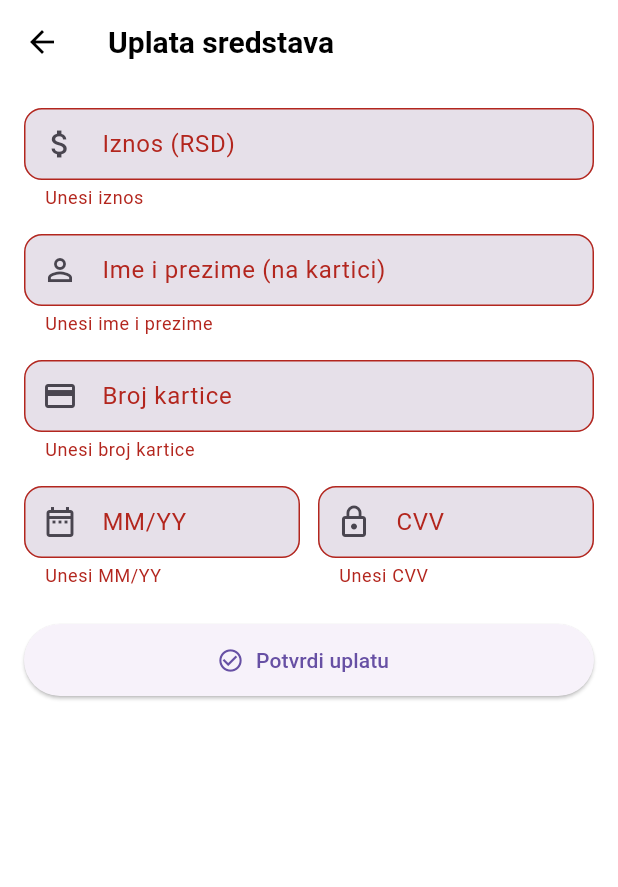
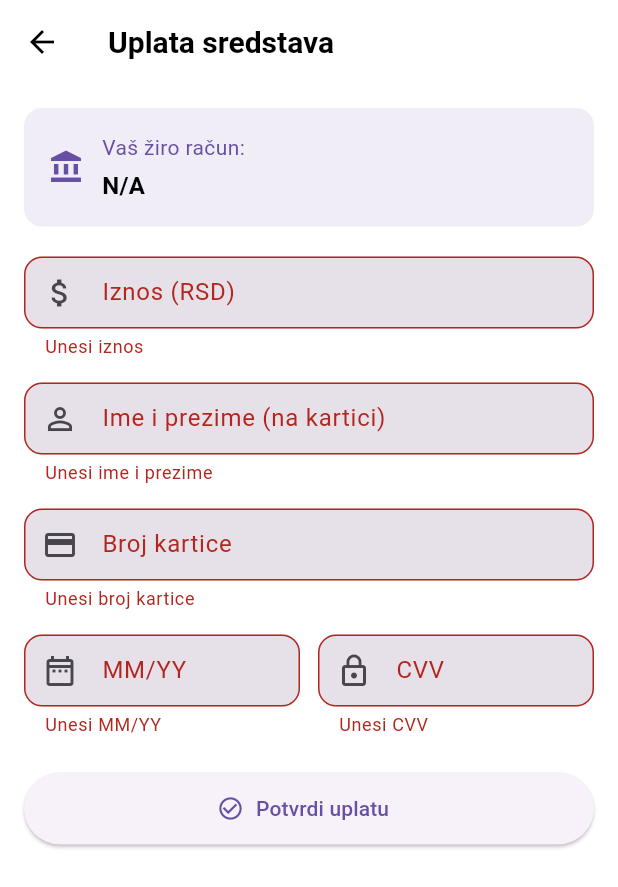
Before and after one commit to StefanCirovic/MIT_projekat, a Flutter app: the TopUpScreen screen opened directly, after a tap on "Potvrdi uplatu", on a phone screen of 412 x 824 dp. Shown: the top 887 px of the screen. Run offline on Flutter 3.47's test engine with Material 3 defaults, Android fonts, the phone set to English and light mode, and no system bars; our stand-ins replace cloud_firestore, firebase_core, flutter_iconly, image_picker, shared_preferences; accounts and stored records are empty.

Commit message:
Top up uplata final

```diff
--- a/lib/screens/auth/login.dart
+++ b/lib/screens/auth/login.dart
@@ -68,7 +68,6 @@ class _LoginScreenState extends State<LoginScreen> {
       if (success) {
         Navigator.of(context).pushReplacementNamed(RootScreen.routeName);
       } else {
-        // Proveri da li je student neaktivan
         final cardNumber = _cardNumberController.text.trim();
         final doc = await FirebaseFirestore.instance
             .collection('students')
--- a/lib/screens/profile/top_up_screen.dart
+++ b/lib/screens/profile/top_up_screen.dart
@@ -1,4 +1,7 @@
 import 'package:flutter/material.dart';
+import 'package:provider/provider.dart';
+import 'package:cloud_firestore/cloud_firestore.dart';
+import 'package:e_menza/providers/student_providers.dart';
 
 class TopUpScreen extends StatefulWidget {
   const TopUpScreen({super.key});
@@ -14,6 +17,8 @@ class _TopUpScreenState extends State<TopUpScreen> {
   final _cardController = TextEditingController();
   final _expiryController = TextEditingController(); // MM/YY
   final _cvvController = TextEditingController();
+  bool _isLoading = false;
+
   @override
   void dispose() {
     _amountController.dispose();
@@ -39,8 +44,16 @@ class _TopUpScreenState extends State<TopUpScreen> {
   String? _cardValidator(String? v) {
     if (v == null || v.trim().isEmpty) return 'Unesi broj kartice';
     final digits = v.replaceAll(RegExp(r'\s+'), '');
-    if (digits.length < 15 || digits.length > 19)
-      return 'Broj kartice nije ispravan';
+    if (digits.length != 16)
+      return 'Broj kartice mora imati tačno 16 cifara';
+    return null;
+  }
+
+  String? _cvvValidator(String? v) {
+    if (v == null || v.trim().isEmpty) return 'Unesi CVV';
+    final digits = v.replaceAll(RegExp(r'\s+'), '');
+    if (digits.length != 3)
+      return 'CVV mora imati tačno 3 cifre';
     return null;
   }
 
@@ -59,7 +72,7 @@ class _TopUpScreenState extends State<TopUpScreen> {
     final digits = input.replaceAll(RegExp(r'\s+'), '');
     if (digits.length <= 4) return digits;
     final last4 = digits.substring(digits.length - 4);
-    return '** ** ** $last4';
+    return '**** **** **** $last4';
   }
 
   Future<void> _submit() async {
@@ -67,15 +80,31 @@ class _TopUpScreenState extends State<TopUpScreen> {
     FocusScope.of(context).unfocus();
     if (!valid) return;
 
+    setState(() => _isLoading = true);
+
+    try {
       final amount = _amountController.text.replaceAll(',', '.');
       final masked = _maskCard(_cardController.text);
+
+      final studentProvider = Provider.of<StudentProvider>(context, listen: false);
+      final currentBalance = studentProvider.balance ?? 0.0;
+      final newBalance = currentBalance + double.parse(amount);
+
+      await FirebaseFirestore.instance
+          .collection('students')
+          .doc(studentProvider.cardNumber)
+          .update({'balance': newBalance});
+
+      final updatedStudent = Map<String, dynamic>.from(studentProvider.currentStudent ?? {});
+      updatedStudent['balance'] = newBalance;
+      studentProvider.setCurrentStudent(updatedStudent);
 
       await showDialog(
         context: context,
         builder: (_) => AlertDialog(
           title: const Text('Uplata uspešna'),
           content: Text(
-            'Kartica: $masked\nIznos: ${double.parse(amount).toStringAsFixed(2)} RSD'),
+              'Kartica: $masked\nIznos: ${double.parse(amount).toStringAsFixed(2)} RSD\nNovo stanje: ${newBalance.toStringAsFixed(2)} RSD'),
           actions: [
             TextButton(
               onPressed: () => Navigator.pop(context),
@@ -85,11 +114,24 @@ class _TopUpScreenState extends State<TopUpScreen> {
         ),
       );
 
-    Navigator.pop(context); // vrati se na profil
+      Navigator.pop(context);
+    } catch (e) {
+      ScaffoldMessenger.of(context).showSnackBar(
+        SnackBar(
+          content: Text('Greška pri uplati: $e'),
+          backgroundColor: Colors.red,
+        ),
+      );
+    } finally {
+      setState(() => _isLoading = false);
+    }
   }
 
   @override
   Widget build(BuildContext context) {
+    final studentProvider = Provider.of<StudentProvider>(context);
+    final accountNumber = studentProvider.accountNumber ?? 'N/A';
+
     return Scaffold(
       appBar: AppBar(title: const Text('Uplata sredstava')),
       body: Padding(
@@ -100,6 +142,42 @@ class _TopUpScreenState extends State<TopUpScreen> {
             child: Column(
               crossAxisAlignment: CrossAxisAlignment.stretch,
               children: [
+                Container(
+                  padding: const EdgeInsets.all(16),
+                  decoration: BoxDecoration(
+                    color: Theme.of(context).primaryColor.withOpacity(0.1),
+                    borderRadius: BorderRadius.circular(12),
+                  ),
+                  child: Row(
+                    children: [
+                      Icon(Icons.account_balance, color: Theme.of(context).primaryColor),
+                      const SizedBox(width: 12),
+                      Expanded(
+                        child: Column(
+                          crossAxisAlignment: CrossAxisAlignment.start,
+                          children: [
+                            Text(
+                              'Vaš žiro račun:',
+                              style: TextStyle(
+                                fontSize: 14,
+                                color: Theme.of(context).primaryColor,
+                              ),
+                            ),
+                            const SizedBox(height: 4),
+                            Text(
+                              accountNumber,
+                              style: const TextStyle(
+                                fontSize: 16,
+                                fontWeight: FontWeight.bold,
+                              ),
+                            ),
+                          ],
+                        ),
+                      ),
+                    ],
+                  ),
+                ),
+                const SizedBox(height: 20),
                 TextFormField(
                   controller: _amountController,
                   keyboardType:
@@ -154,7 +232,7 @@ class _TopUpScreenState extends State<TopUpScreen> {
                         ),
                         keyboardType: TextInputType.number,
                         obscureText: true,
-                        validator: (v) => _notEmpty(v, 'CVV'),
+                        validator: _cvvValidator,
                       ),
                     ),
                   ],
@@ -163,9 +241,15 @@ class _TopUpScreenState extends State<TopUpScreen> {
                 SizedBox(
                   height: 48,
                   child: ElevatedButton.icon(
-                    onPressed: _submit,
-                    icon: const Icon(Icons.check_circle_outline),
-                    label: const Text('Potvrdi uplatu'),
+                    onPressed: _isLoading ? null : _submit,
+                    icon: _isLoading
+                        ? const SizedBox(
+                            width: 20,
+                            height: 20,
+                            child: CircularProgressIndicator(strokeWidth: 2),
+                          )
+                        : const Icon(Icons.check_circle_outline),
+                    label: Text(_isLoading ? 'Uplata u toku...' : 'Potvrdi uplatu'),
                   ),
                 ),
               ],
```
Lines whose indentation alone changed are shown as unchanged.
